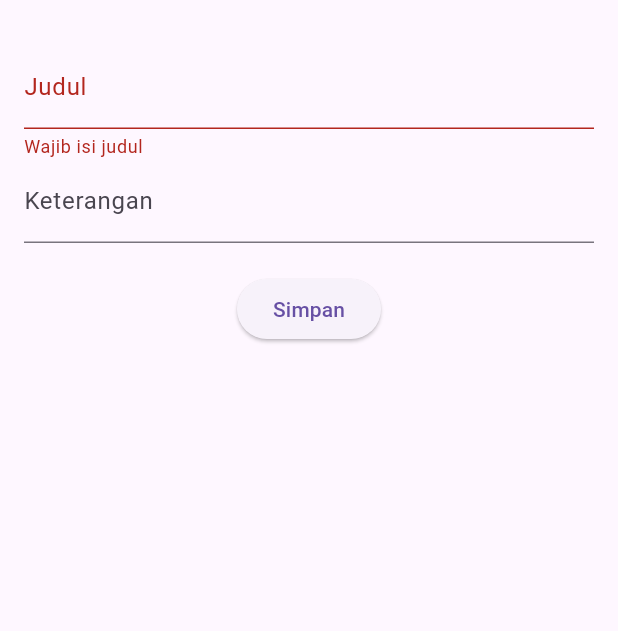
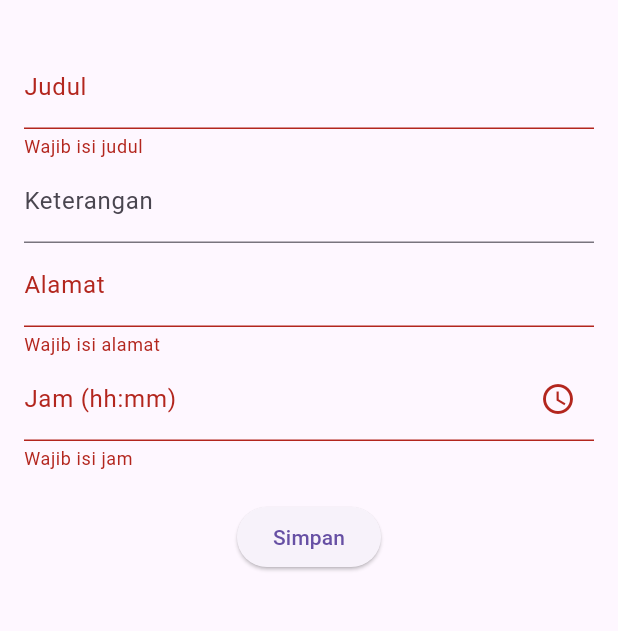
Before and after one commit to pahmii220/praktikum_6m, a Flutter app: the AgendaForm screen opened directly, after a tap on "Simpan", on a phone screen of 412 x 824 dp, the part 63-694 px from its top. Run offline on Flutter 3.47's test engine with Material 3 defaults, Android fonts, the light colour scheme and no system bars; our stand-ins replace dio, sqflite; accounts and stored records are empty; network calls fail.

Commit message:
update jam, dan alamat

```diff
--- a/lib/agenda.dart
+++ b/lib/agenda.dart
@@ -2,14 +2,18 @@ class Agenda {
   final int? id;
   final String judul;
   final String keterangan;
+  final String alamat;
+  final String jam;
 
-  Agenda({this.id, required this.judul, required this.keterangan});
+  Agenda({this.id, required this.judul, required this.keterangan, required this.alamat, required this.jam});
 
   factory Agenda.fromJson(Map<String, dynamic> json) {
     return Agenda(
       id: json['id'],
       judul: json['judul'],
       keterangan: json['keterangan'],
+      alamat: json['alamat'],
+      jam: json['jam'],
     );
   }
 
@@ -17,6 +21,8 @@ class Agenda {
     return {
       'judul': judul,
       'keterangan': keterangan,
+      'alamat': alamat,
+      'jam': jam
     };
   }
 }
--- a/lib/agenda_form.dart
+++ b/lib/agenda_form.dart
@@ -13,8 +13,9 @@ class AgendaForm extends StatefulWidget {
 class _AgendaFormState extends State<AgendaForm> {
   final _formKey = GlobalKey<FormState>();
   final _judul = TextEditingController();
-
-   final _ket = TextEditingController();
+  final _ket = TextEditingController();
+  final _alamat = TextEditingController();
+  final _jam = TextEditingController();
   final _service = AgendaService();
 
   @override
@@ -23,6 +24,8 @@ class _AgendaFormState extends State<AgendaForm> {
     if (widget.agenda != null) {
       _judul.text = widget.agenda!.judul;
       _ket.text = widget.agenda!.keterangan;
+      _alamat.text = widget.agenda!.alamat;
+      _jam.text = widget.agenda!.jam;
     }
   }
 
@@ -32,6 +35,8 @@ class _AgendaFormState extends State<AgendaForm> {
         id: widget.agenda?.id,
         judul: _judul.text,
         keterangan: _ket.text,
+        alamat: _alamat.text,
+        jam: _jam.text,
       );
       try {
         if (widget.agenda == null) {
@@ -54,7 +59,7 @@ class _AgendaFormState extends State<AgendaForm> {
       appBar: AppBar(
         title: Text(widget.agenda == null ? 'Tambah Agenda' : 'Edit Agenda'),
       ),
-        body: Padding(
+      body: Padding(
         padding: const EdgeInsets.all(16),
         child: Form(
           key: _formKey,
@@ -70,6 +75,36 @@ class _AgendaFormState extends State<AgendaForm> {
                 controller: _ket,
                 decoration: const InputDecoration(labelText: 'Keterangan'),
               ),
+              TextFormField(
+                controller: _alamat,
+                decoration: const InputDecoration(labelText: 'Alamat'),
+                validator: (v) =>
+                    v == null || v.isEmpty ? 'Wajib isi alamat' : null,
+              ),
+             TextFormField(
+                controller: _jam,
+                readOnly: true,
+                decoration: const InputDecoration(
+                  labelText: 'Jam (hh:mm)',
+                  suffixIcon: Icon(Icons.access_time), // ikon jam
+                ),
+                validator: (v) =>
+                    v == null || v.isEmpty ? 'Wajib isi jam' : null,
+                onTap: () async {
+                  final TimeOfDay? picked = await showTimePicker(
+                    context: context,
+                    initialTime: TimeOfDay.now(),
+                  );
+                  if (picked != null) {
+                    final formattedTime = picked
+                        .format(context); // otomatis sesuai format jam lokal
+                    setState(() {
+                      _jam.text = formattedTime;
+                    });
+                  }
+                },
+              ),
+
               const SizedBox(height: 20),
               ElevatedButton(
                 onPressed: _submit,
```
Also changed, not shown: lib/agenda_list.dart (+17 -1 lines).
